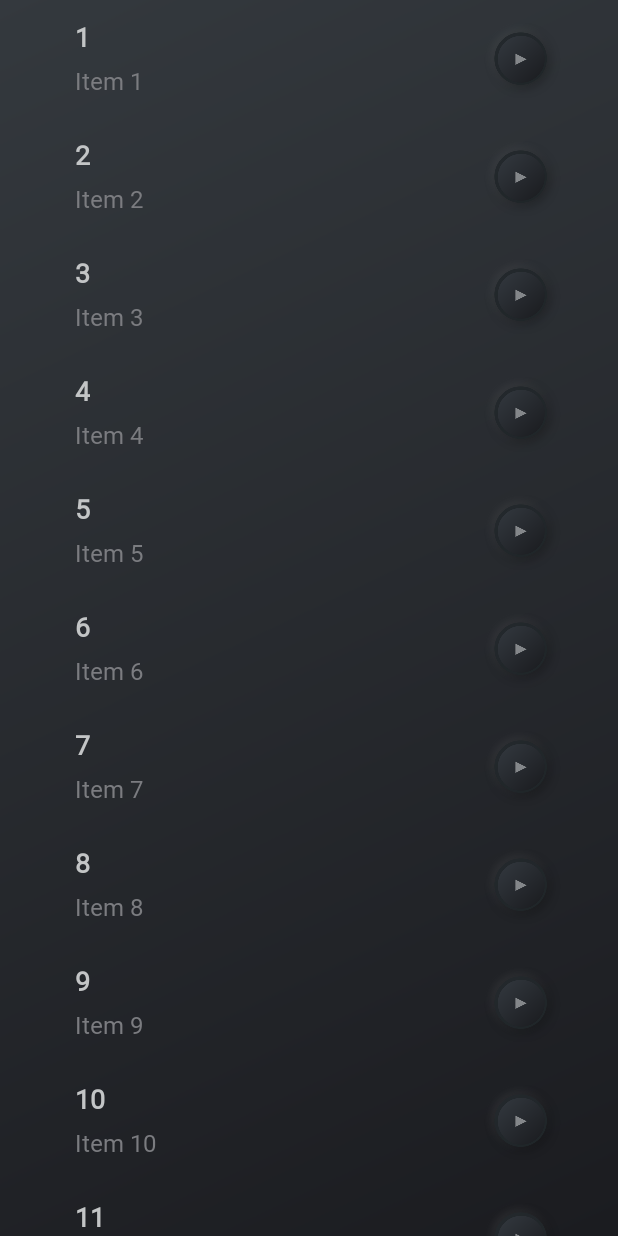
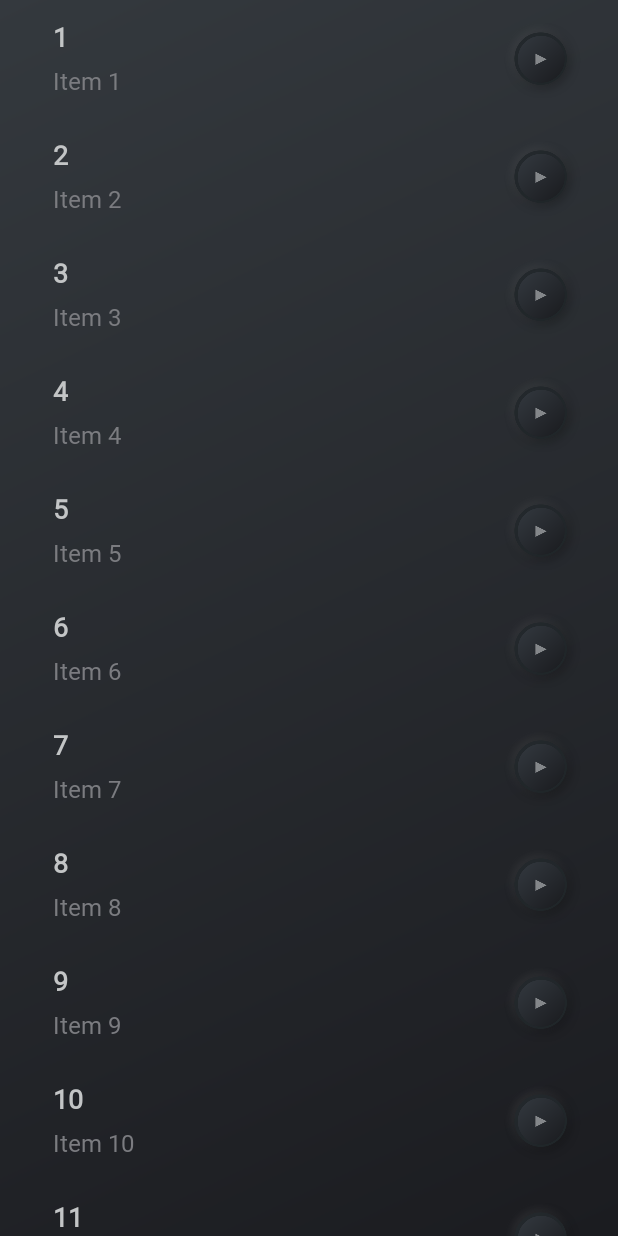
Before and after one commit to BenLscr/MusicPlayer, an Android app: the screen it shows after launch (ShrunkActivity), on a phone screen of 412 x 824 dp. Run offline under Robolectric (Android 15) with nearby library versions, the phone set to English and light mode, and no system bars.

Commit message:
Update dimens.xml to draw shrunk layout on xxhdpi device

```diff
--- a/app/src/main/res/layout/activity_shrunk.xml
+++ b/app/src/main/res/layout/activity_shrunk.xml
@@ -49,9 +49,9 @@
                 <androidx.constraintlayout.widget.ConstraintLayout
                     android:layout_width="match_parent"
                     android:layout_height="wrap_content"
-                    android:layout_marginBottom="@dimen/console_margin_bottom"
-                    android:layout_marginStart="@dimen/console_margin_start_end"
-                    android:layout_marginEnd="@dimen/console_margin_start_end"
+                    android:layout_marginBottom="@dimen/console_margin_bottom_shrink"
+                    android:layout_marginStart="@dimen/console_margin_start_end_shrink"
+                    android:layout_marginEnd="@dimen/console_margin_start_end_shrink"
                     app:layout_constraintBottom_toBottomOf="parent"
                     app:layout_constraintEnd_toEndOf="parent"
                     app:layout_constraintStart_toStartOf="parent">
--- a/app/src/main/res/layout/fragment_music_list.xml
+++ b/app/src/main/res/layout/fragment_music_list.xml
@@ -6,8 +6,8 @@
     android:name="com.benlscr.musicplayer.MusicsFragment"
     android:layout_width="match_parent"
     android:layout_height="match_parent"
-    android:layout_marginStart="50dp"
-    android:layout_marginEnd="35dp"
+    android:layout_marginStart="@dimen/music_margin_start_shrink"
+    android:layout_marginEnd="@dimen/music_margin_end_shrink"
     app:layoutManager="LinearLayoutManager"
     tools:context=".MusicsFragment"
     tools:listitem="@layout/fragment_music" />
--- a/app/src/main/res/values-xxhdpi/dimens.xml
+++ b/app/src/main/res/values-xxhdpi/dimens.xml
@@ -1,3 +1,15 @@
 <resources>
 
+    /----- Shrink Layout -----\
+    <dimen name="header_height">275dp</dimen>
+    <dimen name="album_artist_margin">30dp</dimen>
+    <dimen name="expand_shrink">20dp</dimen>
+    <dimen name="console_margin_start_end_shrink">10dp</dimen>
+    <dimen name="console_margin_bottom_shrink">10dp</dimen>
+
+    /----- Music List -----\
+    <dimen name="music_margin_start_shrink">35dp</dimen>
+    <dimen name="music_margin_end_shrink">22dp</dimen>
+    <dimen name="music_margin_top_bottom">10dp</dimen>
+
 </resources>
--- a/app/src/main/res/values-xxxhdpi/dimens.xml
+++ b/app/src/main/res/values-xxxhdpi/dimens.xml
@@ -4,10 +4,12 @@
     <dimen name="header_height">300dp</dimen>
     <dimen name="album_artist_margin">30dp</dimen>
     <dimen name="expand_shrink">20dp</dimen>
-    <dimen name="console_margin_start_end">25dp</dimen>
-    <dimen name="console_margin_bottom">20dp</dimen>
+    <dimen name="console_margin_start_end_shrink">25dp</dimen>
+    <dimen name="console_margin_bottom_shrink">20dp</dimen>
 
     /----- Music List -----\
+    <dimen name="music_margin_start_shrink">50dp</dimen>
+    <dimen name="music_margin_end_shrink">35dp</dimen>
     <dimen name="music_margin_top_bottom">10dp</dimen>
 
 </resources>
```
